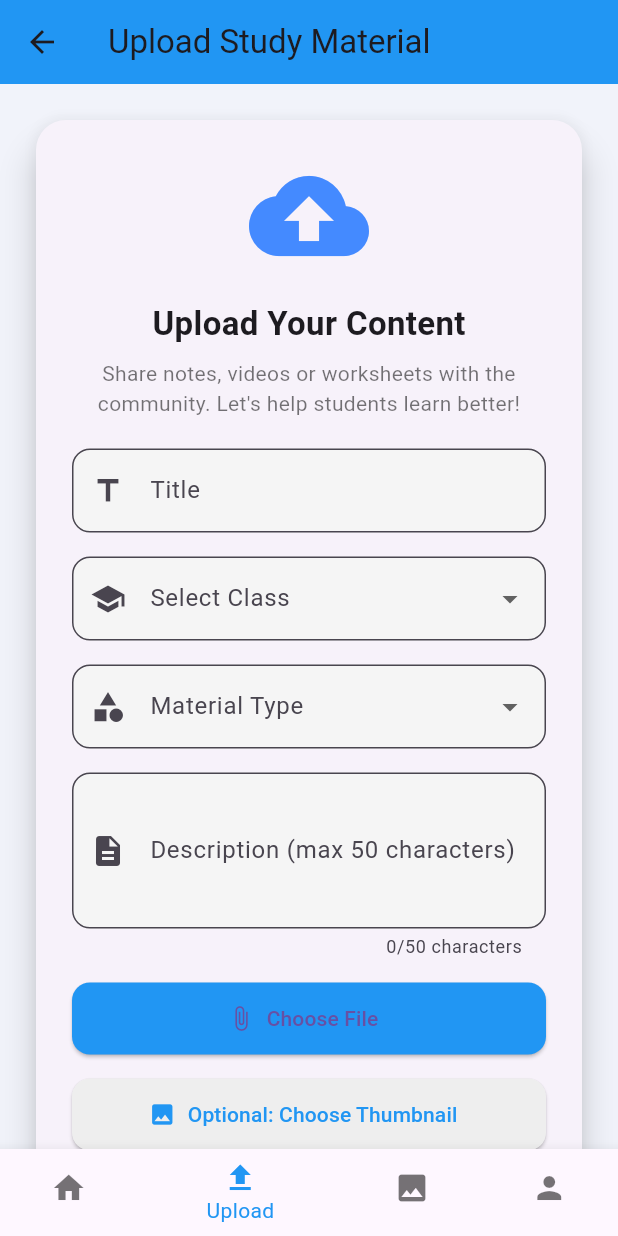
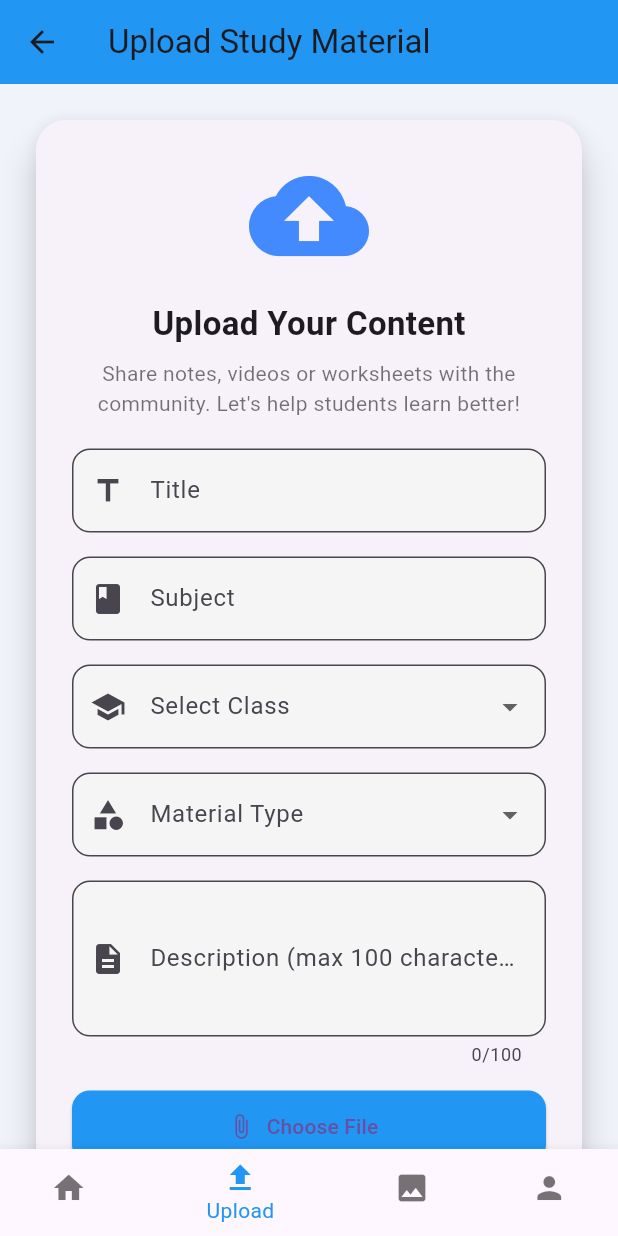
Before and after one commit to Kthombare2005/The-Learning-Nest, a Flutter app: the UploadPage screen opened directly, on a phone screen of 412 x 824 dp. Run offline on Flutter 3.47's test engine with Material 3 defaults, Android fonts, the light colour scheme and no system bars; our stand-ins replace chewie, cloud_firestore, dropdown_button2, firebase_auth, firebase_core, firebase_storage and 6 more; missing offline and left inert: file_selector, flutter_pdfview; accounts and stored records are empty.

```diff
--- a/lib/pages/upload_page.dart
+++ b/lib/pages/upload_page.dart
@@ -1,3 +1,4 @@
+// (same imports)
 import 'package:flutter/material.dart';
 import 'package:firebase_auth/firebase_auth.dart';
 import 'package:firebase_storage/firebase_storage.dart';
@@ -23,8 +24,9 @@ class _UploadPageState extends State<UploadPage> {
   bool isUploading = false;
 
   final titleController = TextEditingController();
+  final subjectController = TextEditingController();
   final descController = TextEditingController();
-  final int _maxDescriptionLength = 50;
+  final int _maxDescriptionLength = 100;
 
   final classOptions = ['Nursery'] + List.generate(12, (i) => 'Class ${i + 1}');
   final typeOptions = ['Video Lecture', 'Worksheet', 'Notes'];
@@ -87,15 +89,19 @@ class _UploadPageState extends State<UploadPage> {
                   const SizedBox(height: 16),
                   const Text("Upload Your Content", style: TextStyle(fontSize: 22, fontWeight: FontWeight.bold)),
                   const SizedBox(height: 8),
-                  const Text("Share notes, videos or worksheets with the community. Let's help students learn better!",
+                  const Text(
+                    "Share notes, videos or worksheets with the community. Let's help students learn better!",
                     textAlign: TextAlign.center,
-                      style: TextStyle(fontSize: 14, color: Colors.black54)),
+                    style: TextStyle(fontSize: 14, color: Colors.black54),
+                  ),
                   const SizedBox(height: 20),
                   Form(
                     key: _formKey,
                     child: Column(
                       children: [
                         _buildInput(Icons.title, "Title", controller: titleController),
+                        const SizedBox(height: 16),
+                        _buildInput(Icons.book, "Subject", controller: subjectController),
                         const SizedBox(height: 16),
                         _buildDropdown(Icons.school, "Select Class", selectedClass, classOptions,
                                 (val) => setState(() => selectedClass = val)),
@@ -176,13 +182,11 @@ class _UploadPageState extends State<UploadPage> {
     );
   }
 
-  Widget _buildInput(IconData icon, String label,
-      {required TextEditingController controller, int maxLines = 1}) {
+  Widget _buildInput(IconData icon, String label, {required TextEditingController controller, int maxLines = 1}) {
     return TextFormField(
       controller: controller,
       maxLines: maxLines,
-      validator: (value) =>
-      (value == null || value.trim().isEmpty) ? "Please enter $label".replaceAll(" (optional)", "") : null,
+      validator: (value) => (value == null || value.trim().isEmpty) ? "Please enter $label" : null,
       decoration: InputDecoration(
         prefixIcon: Icon(icon),
         labelText: label,
@@ -193,8 +197,7 @@ class _UploadPageState extends State<UploadPage> {
     );
   }
 
-  Widget _buildDropdown(IconData icon, String label, String? value, List<String> items,
-      void Function(String?) onChanged) {
+  Widget _buildDropdown(IconData icon, String label, String? value, List<String> items, void Function(String?) onChanged) {
     return DropdownButtonFormField<String>(
       value: value,
       decoration: InputDecoration(
@@ -211,23 +214,17 @@ class _UploadPageState extends State<UploadPage> {
   }
 
   Widget _buildDescriptionField() {
-    return Column(
-      crossAxisAlignment: CrossAxisAlignment.start,
-      children: [
-        TextFormField(
+    return TextFormField(
       controller: descController,
       maxLength: _maxDescriptionLength,
       maxLines: 3,
       decoration: InputDecoration(
         prefixIcon: const Icon(Icons.description),
-            labelText: "Description (max 50 characters)",
+        labelText: "Description (max 100 characters)",
         filled: true,
         fillColor: Colors.grey[100],
         border: OutlineInputBorder(borderRadius: BorderRadius.circular(12)),
-            counterText: "${descController.text.length}/$_maxDescriptionLength characters",
       ),
-        ),
-      ],
     );
   }
 
@@ -275,7 +272,6 @@ class _UploadPageState extends State<UploadPage> {
         final uid = await _getStoredUid();
         if (uid == null || uid.isEmpty) throw Exception("User not logged in.");
 
-
         final filename = const Uuid().v4() + "_" + selectedFile!.name;
         final storageRef = FirebaseStorage.instance.ref().child('materials/$filename');
         final fileBytes = await selectedFile!.readAsBytes();
@@ -293,7 +289,8 @@ class _UploadPageState extends State<UploadPage> {
 
         await FirebaseFirestore.instance.collection('materials').add({
           'title': titleController.text.trim(),
-          'description': descController.text.trim().substring(0, descController.text.length.clamp(0, _maxDescriptionLength)),
+          'subject': subjectController.text.trim(),
+          'description': descController.text.trim(),
           'class': selectedClass,
           'type': selectedType,
           'url': downloadUrl,
@@ -309,6 +306,7 @@ class _UploadPageState extends State<UploadPage> {
           selectedFile = null;
           thumbnailFile = null;
           titleController.clear();
+          subjectController.clear();
           descController.clear();
           selectedClass = null;
           selectedType = null;
```
Also changed, not shown: lib/pages/gallery_page.dart (+13 -3 lines). Lines whose indentation alone changed are shown as unchanged.
